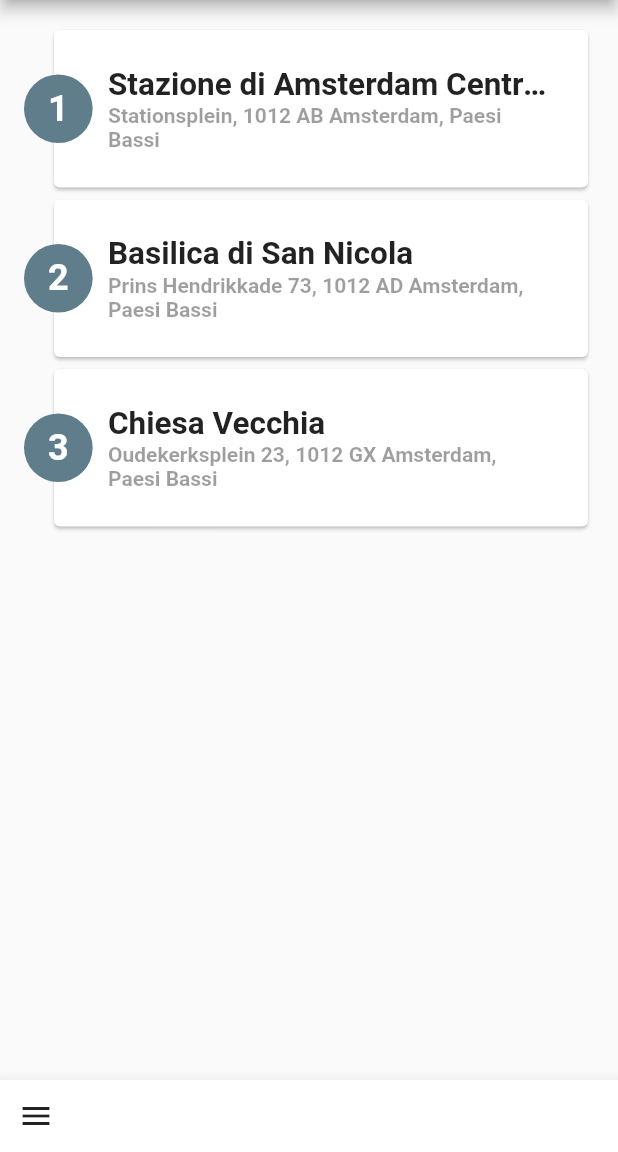
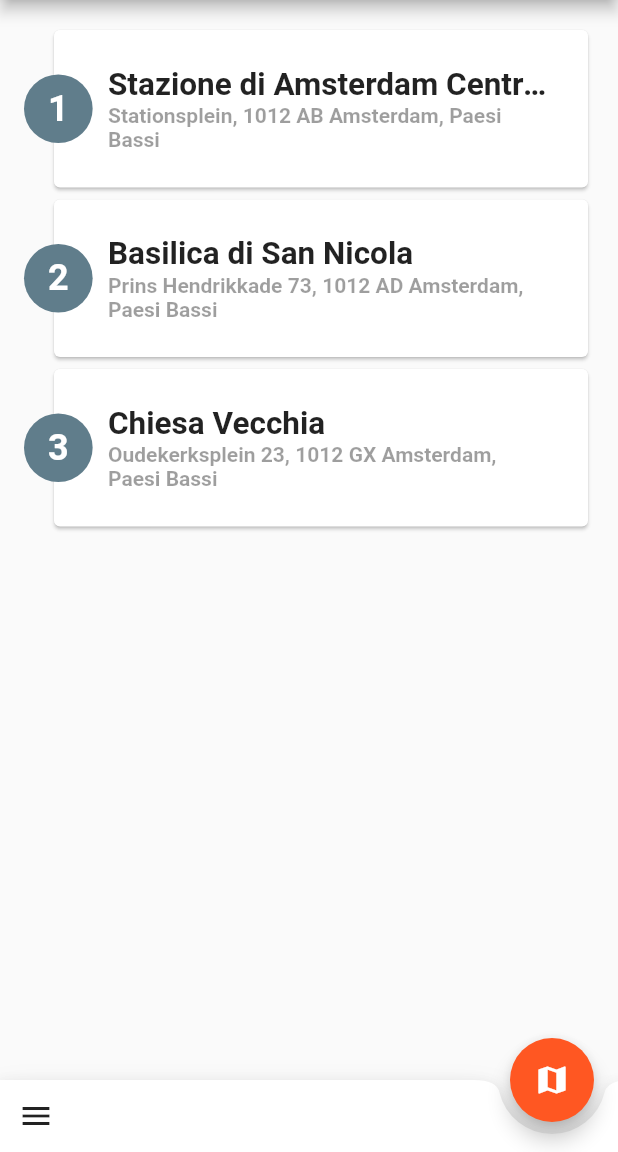
Before and after one commit to battagliandrea/ourjourneys, a Flutter app: the screen it shows after launch, on a phone screen of 412 x 824 dp, the part 84-1236 px from its top. Run offline on Flutter 3.47's test engine with Material 2 defaults, Android fonts, the phone set to English and light mode, and no system bars; our stand-ins replace bloc, equatable, flutter_bloc.

Commit message:
OJ - Poi list
- floating action button

```diff
--- a/lib/presentation/views/poi_list_page.dart
+++ b/lib/presentation/views/poi_list_page.dart
@@ -45,7 +45,21 @@ class _PoiListPageState extends State<PoiListPage> {
         title: new Text(widget.title),
       ),
       body: _buildListView(),
-      bottomNavigationBar: BottomAppBar(
+      floatingActionButtonLocation:
+      FloatingActionButtonLocation.endDocked,
+      floatingActionButton: FloatingActionButton(
+        child: const Icon(Icons.map), onPressed: () {},),
+      bottomNavigationBar: _buildBottomAppBar()
+    );
+  }
+
+  ///////////////////////////////////////////////////////////////////////////////////////////////////////////////////
+  //          BOTTOM APP BAR
+  ////////////////////////////////////////////////////////////////////////////////////////////////////////////////////
+  Widget _buildBottomAppBar() {
+    return BottomAppBar(
+      shape: CircularNotchedRectangle(),
+      notchMargin: 8.0,
       child: new Row(
         mainAxisSize: MainAxisSize.max,
         mainAxisAlignment: MainAxisAlignment.spaceBetween,
@@ -55,10 +69,8 @@ class _PoiListPageState extends State<PoiListPage> {
           },),
         ],
       ),
-      ),
     );
   }
-
   ///////////////////////////////////////////////////////////////////////////////////////////////////////////////////
   //          POI LIST VIEW
   ////////////////////////////////////////////////////////////////////////////////////////////////////////////////////
```
Lines whose indentation alone changed are shown as unchanged.
